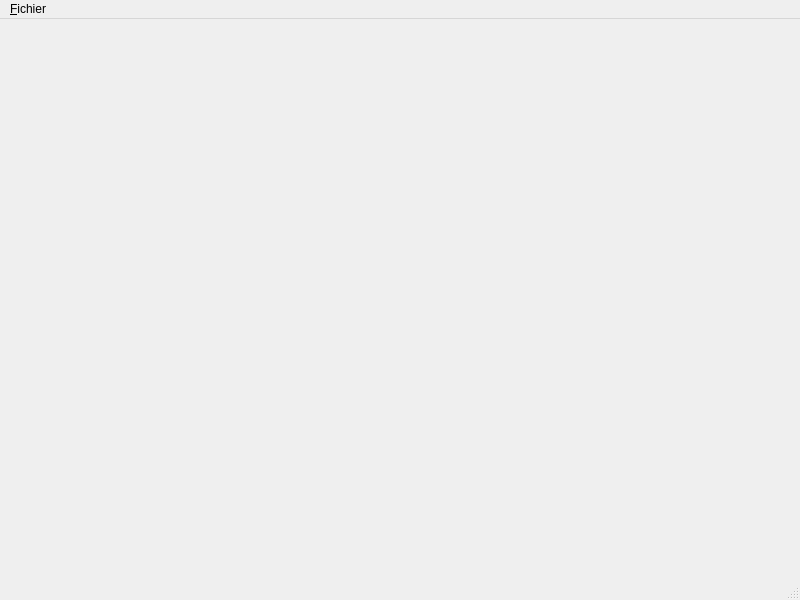
This is Menugen/ui/MainWindow.ui in LudoBike/Menugen as Qt 5 draws it before an edit. The edited form follows.
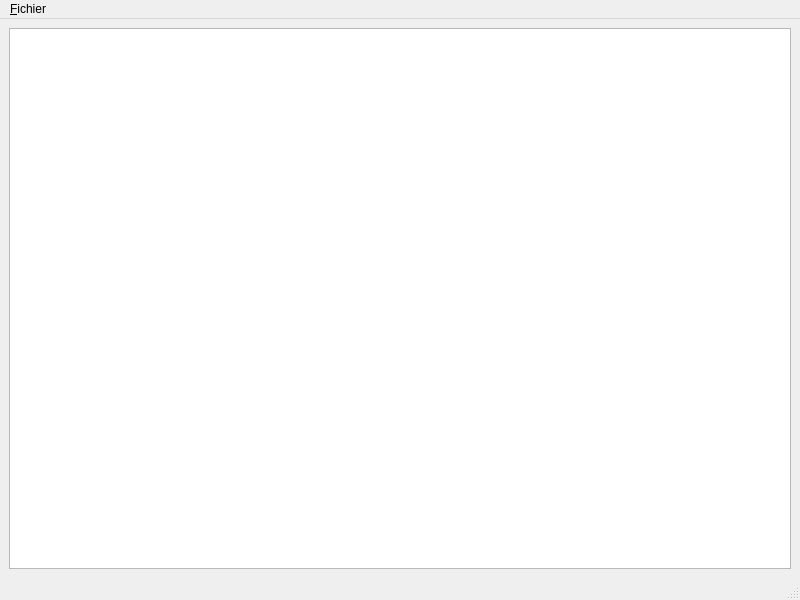
This is the edited form.

Commit message: Add the view and model for recipes management, wont compile

Patch:
```diff
--- a/Menugen/ui/MainWindow.ui
+++ b/Menugen/ui/MainWindow.ui
@@ -13,7 +13,17 @@
   <property name="windowTitle">
    <string>Menugen</string>
   </property>
-  <widget class="QWidget" name="centralwidget"/>
+  <widget class="QWidget" name="centralwidget">
+   <layout class="QHBoxLayout" name="horizontalLayout">
+    <item>
+     <widget class="QListView" name="listView_Recipes">
+      <property name="isWrapping" stdset="0">
+       <bool>false</bool>
+      </property>
+     </widget>
+    </item>
+   </layout>
+  </widget>
   <widget class="QMenuBar" name="menubar">
    <property name="geometry">
     <rect>
```
The commit also changes 5 other files.
